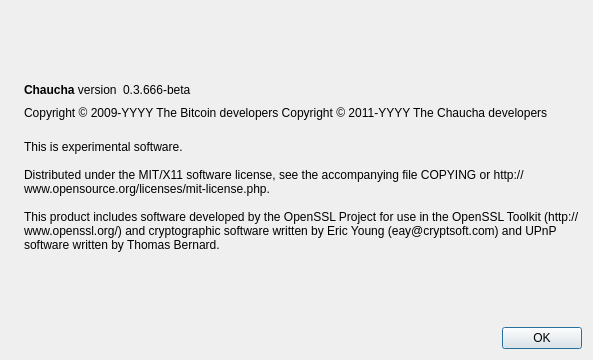
Above: src/qt/forms/aboutdialog.ui from proyecto-chaucha/chauchera-old before the change. Below: the same form after it.
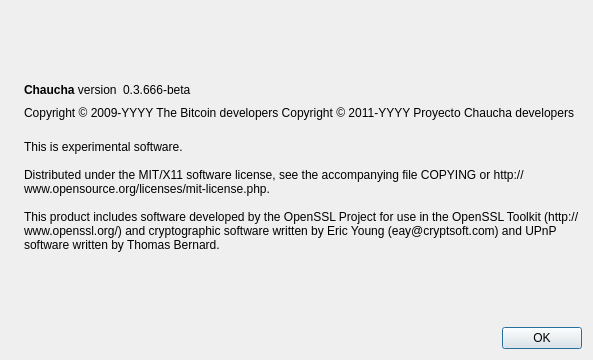
That is the form after the change. Icons and pictures are not drawn.

```diff
--- a/src/qt/forms/aboutdialog.ui
+++ b/src/qt/forms/aboutdialog.ui
@@ -92,7 +92,7 @@
        </property>
        <property name="text">
         <string notr="true">Copyright &amp;copy; 2009-YYYY The Bitcoin developers
-Copyright &amp;copy; 2011-YYYY The Chaucha developers</string>
+Copyright &amp;copy; 2011-YYYY Proyecto Chaucha developers</string>
        </property>
        <property name="textFormat">
         <enum>Qt::RichText</enum>
```
